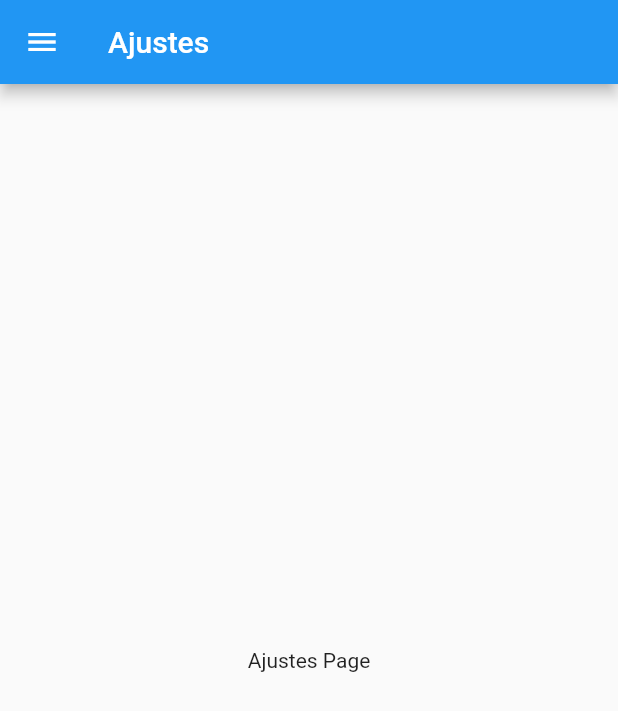
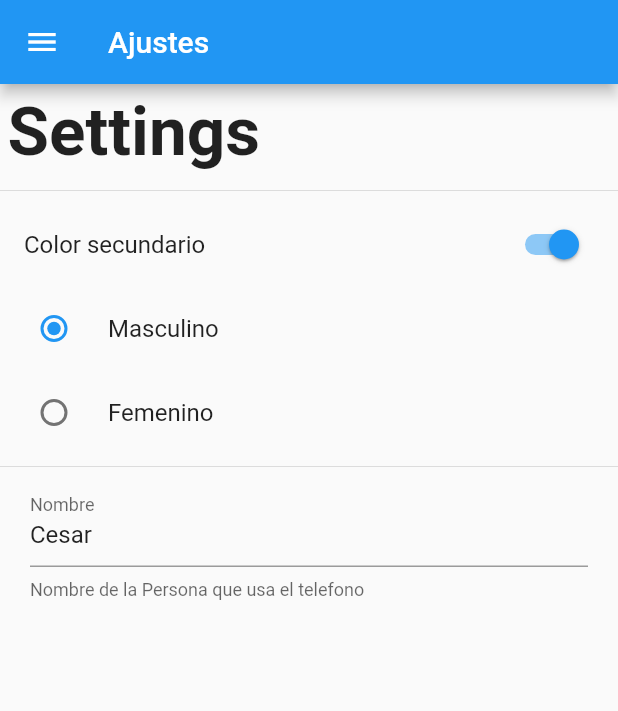
Before and after one commit to zesaru/preferenciasdeusuarioapp, a Flutter app: the SettingsPage screen opened by its route, on a phone screen of 412 x 824 dp. Shown: the top 711 px of the screen. Run offline on Flutter 3.47's test engine with Material 2 defaults, Android fonts, the phone set to English and light mode, and no system bars.

Commit message:
diseno de la pagina ajustes

```diff
--- a/lib/src/pages/settings_page.dart
+++ b/lib/src/pages/settings_page.dart
@@ -1,8 +1,27 @@
 import 'package:flutter/material.dart';
 import 'package:preferenciasusuarioapp/src/widgets/menu_widget.dart';
 
-class SettingsPage extends StatelessWidget {
+class SettingsPage extends StatefulWidget {
   static final String routeName = 'settings';
+
+  @override
+  _SettingsPageState createState() => _SettingsPageState();
+}
+
+class _SettingsPageState extends State<SettingsPage> {
+  bool _colorSecundario = true;
+  int _genero = 1;
+  String _nombre = 'Cesar';
+
+  TextEditingController _textController;
+
+  @override
+  //initial state se dispara antes del build
+  void initState() {
+    // TODO: implement initState
+    super.initState();
+    _textController = TextEditingController(text: _nombre);
+  }
 
   @override
   Widget build(BuildContext context) {
@@ -11,8 +30,58 @@ class SettingsPage extends StatelessWidget {
           title: Text('Ajustes'),
         ),
         drawer: MenuWidget(),
-        body: Center(
-          child: Text('Ajustes Page'),
+        body: ListView(
+          children: <Widget>[
+            Container(
+              padding: EdgeInsets.all(5.0),
+              child: Text(
+                'Settings',
+                style: TextStyle(fontSize: 45.0, fontWeight: FontWeight.bold),
+              ),
+            ),
+            Divider(),
+            SwitchListTile(
+              value: _colorSecundario,
+              title: Text('Color secundario'),
+              onChanged: (value) {
+                setState(() {
+                  _colorSecundario = value;
+                });
+              },
+            ),
+            RadioListTile(
+              value: 1,
+              title: Text('Masculino'),
+              groupValue: _genero,
+              onChanged: (value) {
+                setState(() {
+                  _genero = value;
+                });
+              },
+            ),
+            RadioListTile(
+              value: 2,
+              title: Text('Femenino'),
+              groupValue: _genero,
+              onChanged: (value) {
+                setState(() {
+                  _genero = value;
+                });
+              },
+            ),
+            Divider(),
+            Container(
+              padding: EdgeInsets.symmetric(horizontal: 20.0),
+              child: TextField(
+                controller: _textController,
+                decoration: InputDecoration(
+                  labelText: 'Nombre',
+                  helperText: 'Nombre de la Persona que usa el telefono',
+                ),
+                onChanged: (value) {},
+              ),
+            )
+          ],
         ));
   }
 }
```
